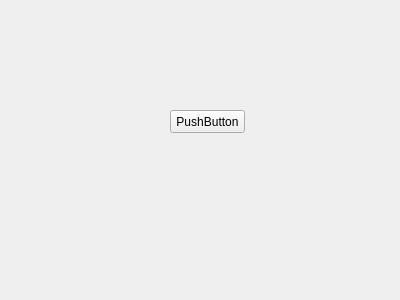
This is settings.ui in dpogue/CommAudio as Qt 5 draws it before an edit. The edited form follows.
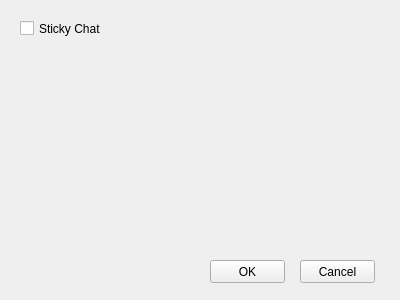
This is the edited form. Icons and pictures are not drawn.

Commit message: removed help icon from dialog windows

Patch:
```diff
--- a/settings.ui
+++ b/settings.ui
@@ -20,14 +20,43 @@
   <widget class="QPushButton" name="pushButton">
    <property name="geometry">
     <rect>
-     <x>170</x>
-     <y>110</y>
+     <x>210</x>
+     <y>260</y>
      <width>75</width>
      <height>23</height>
     </rect>
    </property>
    <property name="text">
-    <string>PushButton</string>
+    <string>OK</string>
+   </property>
+  </widget>
+  <widget class="QCheckBox" name="stickyChatCheckBox">
+   <property name="geometry">
+    <rect>
+     <x>20</x>
+     <y>20</y>
+     <width>81</width>
+     <height>17</height>
+    </rect>
+   </property>
+   <property name="toolTip">
+    <string>Check to make the chat button a toggle button</string>
+   </property>
+   <property name="text">
+    <string>Sticky Chat</string>
+   </property>
+  </widget>
+  <widget class="QPushButton" name="cancelPushButton">
+   <property name="geometry">
+    <rect>
+     <x>300</x>
+     <y>260</y>
+     <width>75</width>
+     <height>23</height>
+    </rect>
+   </property>
+   <property name="text">
+    <string>Cancel</string>
    </property>
   </widget>
  </widget>
```
Left out of the diff: 2 changed lines with no effect on the pictures. The commit also changes 6 other files.
